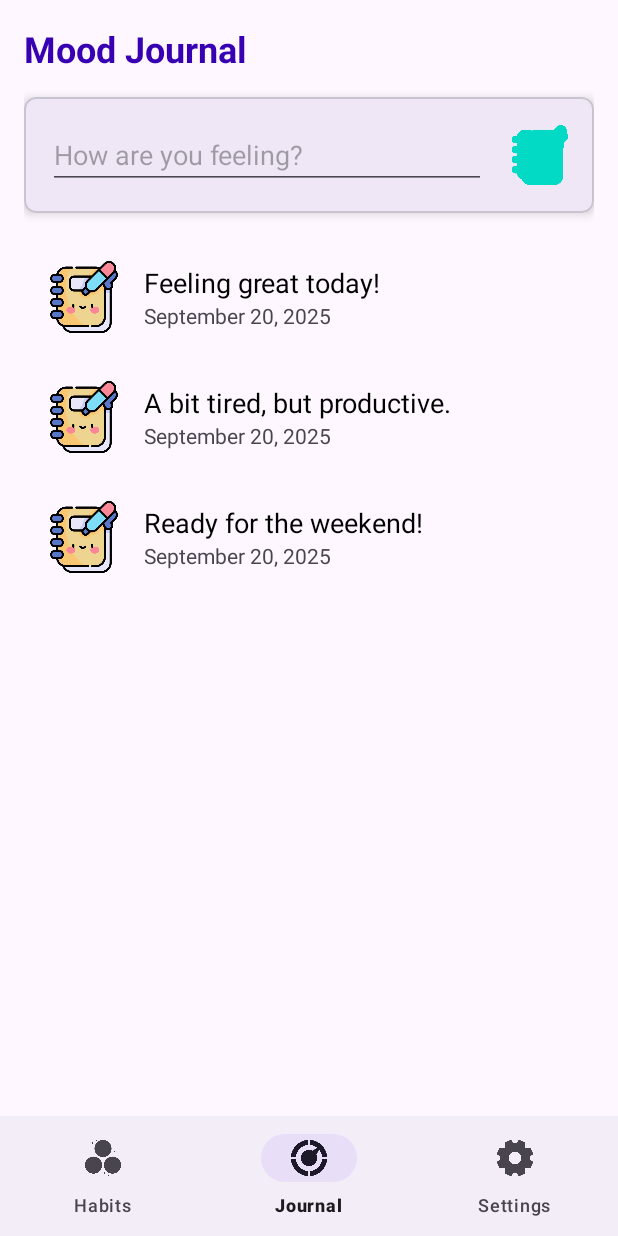
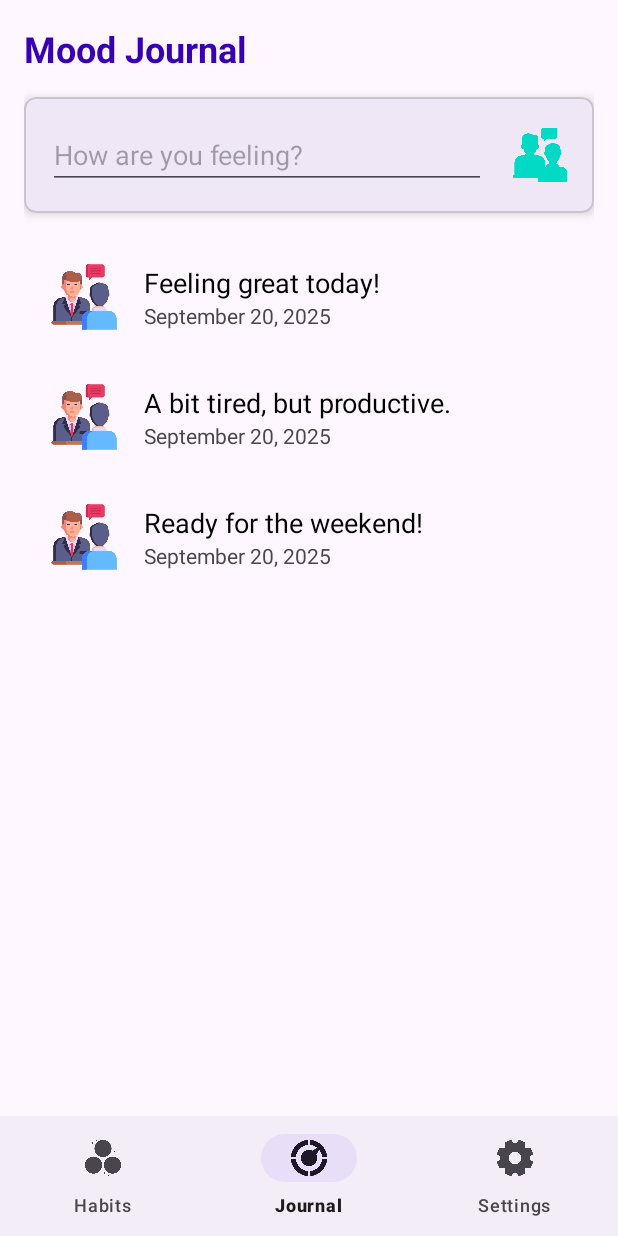
Before and after one commit to dilmithp/medicare-kotlin-Labexam3, an Android app: the screen it shows after launch (MainActivity), item 2 of the bottom bar chosen, on a phone screen of 412 x 824 dp. Run offline under Robolectric (Android 15) with nearby library versions, the phone set to English and light mode, and no system bars.

Commit message:
working v1.1

```diff
--- a/app/src/main/java/com/labexam3/dilmith/JournalFragment.kt
+++ b/app/src/main/java/com/labexam3/dilmith/JournalFragment.kt
@@ -29,9 +29,9 @@ class JournalFragment : Fragment() {
 
         // Dummy data for the mood list
         val moodEntries = listOf(
-            MoodEntry("Feeling great today!", R.drawable.ic_journal, Date()),
-            MoodEntry("A bit tired, but productive.", R.drawable.ic_journal, Date()),
-            MoodEntry("Ready for the weekend!", R.drawable.ic_journal, Date())
+            MoodEntry("Feeling great today!", R.drawable.ic_conversation, Date()),
+            MoodEntry("A bit tired, but productive.", R.drawable.ic_conversation, Date()),
+            MoodEntry("Ready for the weekend!", R.drawable.ic_conversation, Date())
         )
 
         val adapter = MoodAdapter(moodEntries)
--- a/app/src/main/res/layout/fragment_journal.xml
+++ b/app/src/main/res/layout/fragment_journal.xml
@@ -45,7 +45,7 @@
                 android:layout_width="40dp"
                 android:layout_height="40dp"
                 android:layout_marginStart="16dp"
-                android:src="@drawable/ic_journal"
+                android:src="@drawable/ic_conversation"
                 app:tint="@color/colorAccent" />
         </LinearLayout>
     </com.google.android.material.card.MaterialCardView>
--- a/app/src/main/res/layout/item_mood.xml
+++ b/app/src/main/res/layout/item_mood.xml
@@ -11,7 +11,7 @@
         android:layout_width="48dp"
         android:layout_height="48dp"
         android:layout_marginEnd="16dp"
-        android:src="@drawable/ic_journal" />
+        android:src="@drawable/ic_conversation" />
 
     <LinearLayout
         android:layout_width="0dp"
@@ -31,7 +31,7 @@
             android:id="@+id/mood_timestamp"
             android:layout_width="wrap_content"
             android:layout_height="wrap_content"
-            android:text="September 19, 2025"
+            android:text="September 20, 2025"
             android:textSize="14sp" />
     </LinearLayout>
 
```
